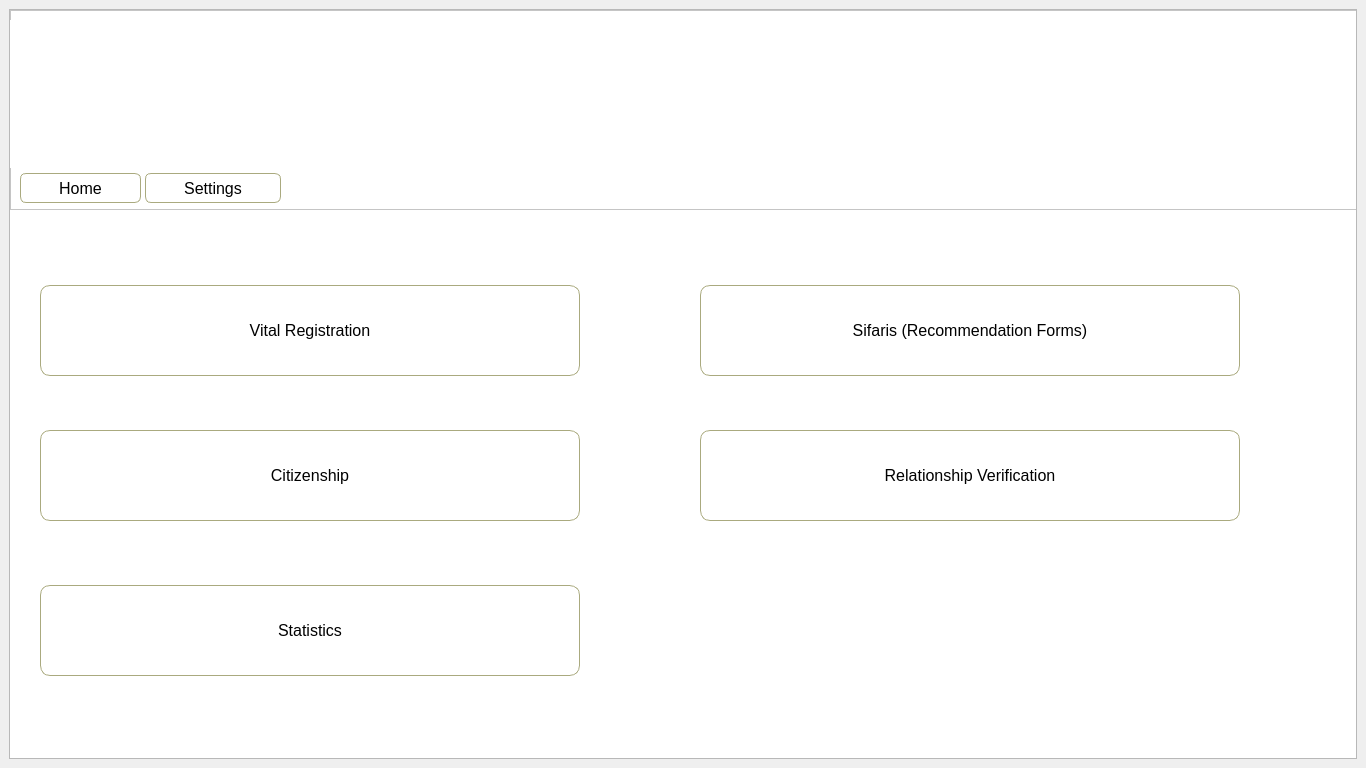
This is Smartward/mainwindow.ui in cygnus55/smartward as Qt 5 draws it before an edit. The edited form follows.
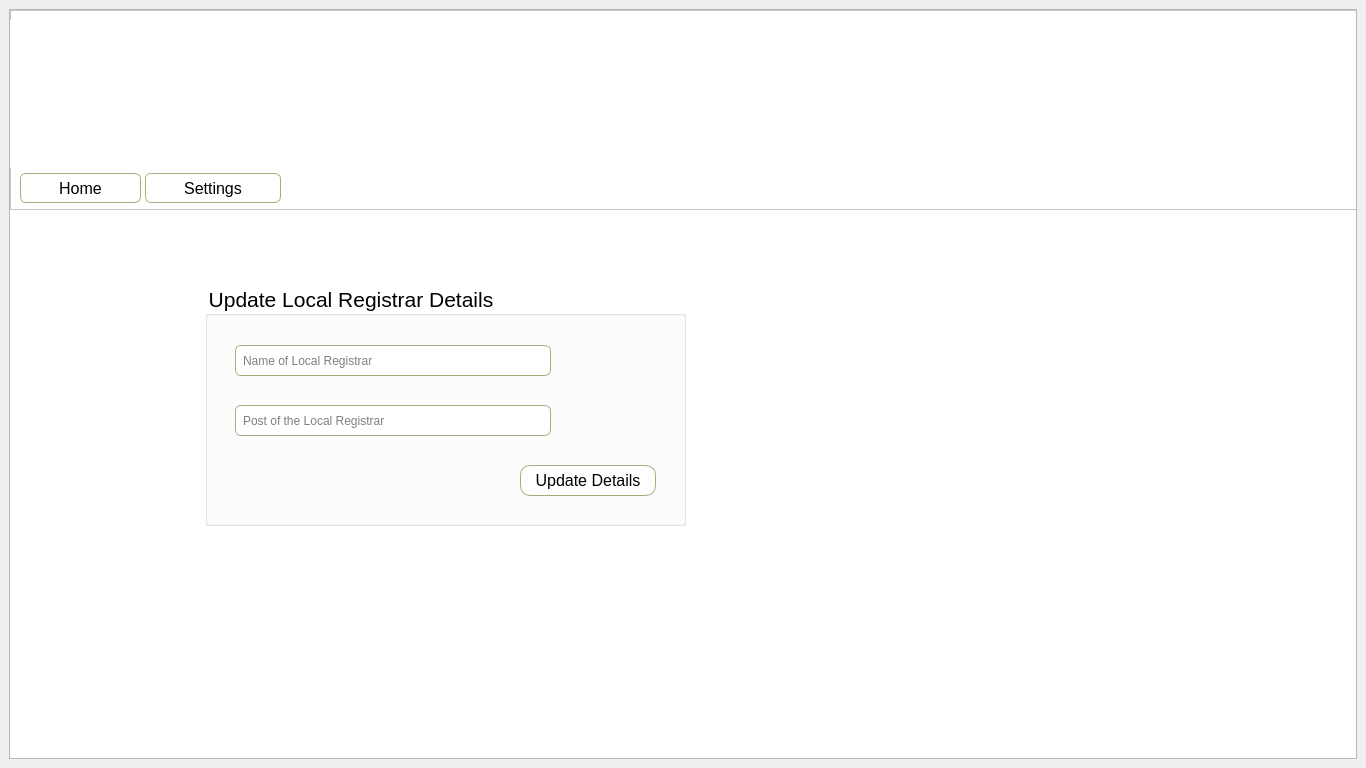
This is the edited form. The open tabs and pages were chosen to show the change. Icons and pictures are not drawn.

Commit message: Update local registrar added & reduced code redundancy

Diff of the .ui file:
```diff
--- a/Smartward/mainwindow.ui
+++ b/Smartward/mainwindow.ui
@@ -649,6 +649,80 @@
           </widget>
          </widget>
         </widget>
+        <widget class="QWidget" name="update_registrar_details_page">
+         <widget class="QGroupBox" name="groupBox_4">
+          <property name="geometry">
+           <rect>
+            <x>195</x>
+            <y>75</y>
+            <width>481</width>
+            <height>241</height>
+           </rect>
+          </property>
+          <property name="font">
+           <font>
+            <pointsize>16</pointsize>
+           </font>
+          </property>
+          <property name="styleSheet">
+           <string notr="true">QLineEdit
+{
+border-radius:6px;
+border: 1px solid rgb(170, 170, 127); 
+padding:5px;
+}
+QPushButton:hover
+{
+color:rgb(0, 0, 127);
+}</string>
+          </property>
+          <property name="title">
+           <string>Update Local Registrar Details</string>
+          </property>
+          <widget class="QPushButton" name="update_registrar_button">
+           <property name="geometry">
+            <rect>
+             <x>315</x>
+             <y>180</y>
+             <width>136</width>
+             <height>31</height>
+            </rect>
+           </property>
+           <property name="text">
+            <string>Update Details</string>
+           </property>
+          </widget>
+          <widget class="QLineEdit" name="registrar_name_lineedit">
+           <property name="geometry">
+            <rect>
+             <x>30</x>
+             <y>60</y>
+             <width>316</width>
+             <height>31</height>
+            </rect>
+           </property>
+           <property name="text">
+            <string/>
+           </property>
+           <property name="placeholderText">
+            <string>Name of Local Registrar</string>
+           </property>
+          </widget>
+          <widget class="QLineEdit" name="registrar_post_lineedit">
+           <property name="geometry">
+            <rect>
+             <x>30</x>
+             <y>120</y>
+             <width>316</width>
+             <height>31</height>
+            </rect>
+           </property>
+           <property name="placeholderText">
+            <string>Post of the Local Registrar</string>
+           </property>
+          </widget>
+         </widget>
+        </widget>
        </widget>
       </widget>
      </widget>
```
The commit also changes 18 other files.
